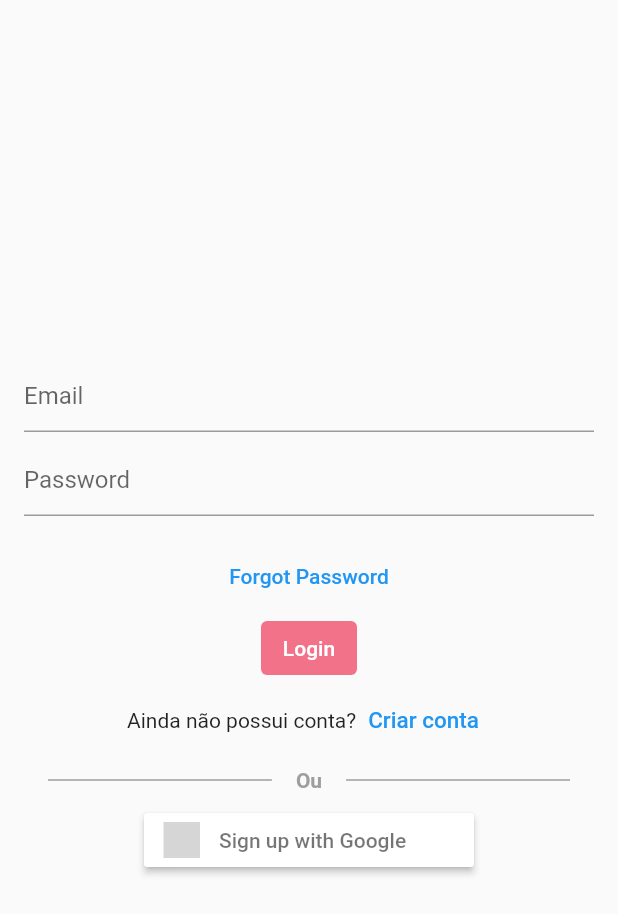
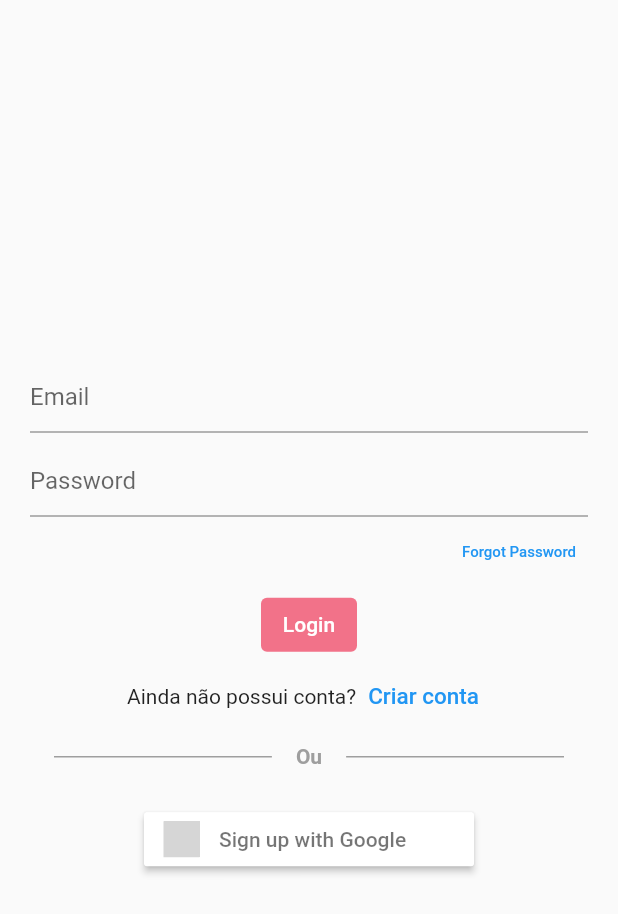
Before and after one commit to HenriqueKazzak/flutter_meu-atelie-app, a Flutter app: the screen it shows after launch, after a tap on "Login", on a phone screen of 412 x 824 dp. Shown: the top 914 px of the screen. Run offline on Flutter 3.47's test engine with Material 2 defaults, Android fonts, the phone set to English and light mode, and no system bars; our stand-ins replace firebase_auth, firebase_core, flutter_signin_button, google_sign_in; accounts and stored records are empty; network calls fail; grey boxes are pictures that could not be loaded.

Commit message:
Add homepage e validacao login com firebase

```diff
--- a/lib/SplashScreen.dart
+++ b/lib/SplashScreen.dart
@@ -28,6 +28,9 @@ class _SplashScreenState extends State<SplashScreen> {
         MaterialPageRoute(builder: (_) => HomePage(user: user)),
       );*/
       print('HOMEPAGE');
+      // Navigator.of(context).pushReplacement(
+      //   MaterialPageRoute(builder: (_) => LoginPage()),
+      // );
     } else {
       Navigator.of(context).pushReplacement(
         MaterialPageRoute(builder: (_) => LoginPage()),
--- a/lib/login/LoginPage.dart
+++ b/lib/login/LoginPage.dart
@@ -3,6 +3,9 @@ import 'package:flutter/material.dart';
 import 'package:flutter_signin_button/flutter_signin_button.dart';
 import 'package:google_sign_in/google_sign_in.dart';
 import 'package:meu_atelie/register/RegisterPage.dart';
+
+import '../homepage/ListagemPedidos.dart';
+import 'bloc/LoginBloc.dart';
 
 class LoginPage extends StatefulWidget {
   @override
@@ -12,6 +15,7 @@ class LoginPage extends StatefulWidget {
 class _LoginPageState extends State<LoginPage> {
   final FirebaseAuth _auth = FirebaseAuth.instance;
   final GoogleSignIn _googleSignIn = GoogleSignIn();
+  LoginBloc loginbloc = LoginBloc();
 
   Future<void> _signInWithGoogle() async {
     final GoogleSignInAccount? googleUser = await _googleSignIn.signIn();
@@ -24,43 +28,76 @@ class _LoginPageState extends State<LoginPage> {
     final UserCredential authResult =
         await _auth.signInWithCredential(credential);
     final User? user = authResult.user;
+    if(user != null){
+      Navigator.push(context, MaterialPageRoute(builder: (context) => const HomePage()));    }
+  }
+  Future<User?> _signInWithEmailAndPassword() async {
+    final UserCredential authResult = await _auth.signInWithEmailAndPassword(
+      email: loginbloc.email.text,
+      password: loginbloc.senha.text,
+    );
+    final User? user = authResult.user;
+    return user;
   }
 
   @override
   Widget build(BuildContext context) {
     return Scaffold(
-      body: Padding(
-        padding: const EdgeInsets.all(16.0),
+      body: Center(
+        child:  SingleChildScrollView(
+          padding: EdgeInsets.all(20),
           child: Column(
             mainAxisAlignment: MainAxisAlignment.center,
             children: <Widget>[
-            const TextField(
+              TextField(
                 decoration: InputDecoration(
                   hintText: 'Email',
+                  errorText: loginbloc.msgErroLogin.isNotEmpty ? loginbloc.msgErroLogin : null,
+                  errorBorder: loginbloc.msgErroLogin.isNotEmpty ? OutlineInputBorder(
+                    borderSide: BorderSide(color: Colors.red),
+                  ) : null,
                 ),
+                controller: loginbloc.email,
               ),
               const SizedBox(height: 8),
-            const TextField(
+              TextField(
                 decoration: InputDecoration(
                   hintText: 'Password',
+                  errorBorder: loginbloc.msgErroLogin.isNotEmpty ? OutlineInputBorder(
+                    borderSide: BorderSide(color: Colors.red),
+                  ) : null,
                 ),
                 obscureText: true,
+                controller: loginbloc.senha,
               ),
-            const SizedBox(height: 16),
-            TextButton(
+
+              Align(
+                alignment: Alignment.centerRight,
+                child:TextButton(
                   onPressed: () {
 
                   },
                   child: const Text(
                     'Forgot Password',
+                    style: TextStyle(
+                      fontSize: 10
                     ),
+                  ),
+                )
               ),
               TextButton(
                 style: ButtonStyle(
                   backgroundColor: MaterialStateProperty.all<Color>(Color.fromRGBO(242, 114, 137,100)),
+
                 ),
-              onPressed: () {
-              },
+                onPressed: () async {
+                  var user = await _signInWithEmailAndPassword();
+                  if (user != null) {
+                    Navigator.push(context, MaterialPageRoute(builder: (context) => const HomePage()));
+
+                  } else {
+                    loginbloc.msgErroLogin = "Email ou senha incorreto";
+                  }},
                 child: const Text(style: TextStyle(color: Colors.white),
                     "Login"
                 )
@@ -114,6 +151,7 @@ class _LoginPageState extends State<LoginPage> {
                   )
                 ],
               ),
+              const SizedBox(height: 15),
               SignInButton(
                 Buttons.Google,
                 text: "Sign up with Google",
@@ -121,7 +159,8 @@ class _LoginPageState extends State<LoginPage> {
               )
             ],
           ),
-      ),
+        )
+      )
     );
   }
 }
--- a/lib/login/bloc/LoginBloc.dart
+++ b/lib/login/bloc/LoginBloc.dart
@@ -3,6 +3,6 @@ import 'package:flutter/cupertino.dart';
 class LoginBloc {
   var email = TextEditingController();
   var senha = TextEditingController();
-
+  var msgErroLogin ="";
 
 }
--- a/lib/main.dart
+++ b/lib/main.dart
@@ -1,6 +1,7 @@
 import 'package:firebase_core/firebase_core.dart';
 import 'package:flutter/material.dart';
 import 'package:meu_atelie/SplashScreen.dart';
+import 'package:meu_atelie/login/LoginPage.dart';
 import 'config/firebase_options.dart';
 
 
@@ -28,7 +29,7 @@ class MeuAtelie extends StatelessWidget {
           secondary: Colors.white,)
         ),
       ),
-      home: SplashScreen(),
+      home: LoginPage(),
     );
   }
 }
```
Also changed, not shown: lib/homepage/ListagemPedidos.dart (added, +25 -0 lines), lib/utils/Servico.dart (+4 -4 lines), lib/config/firebase_options.dart. Lines whose indentation alone changed are shown as unchanged.
